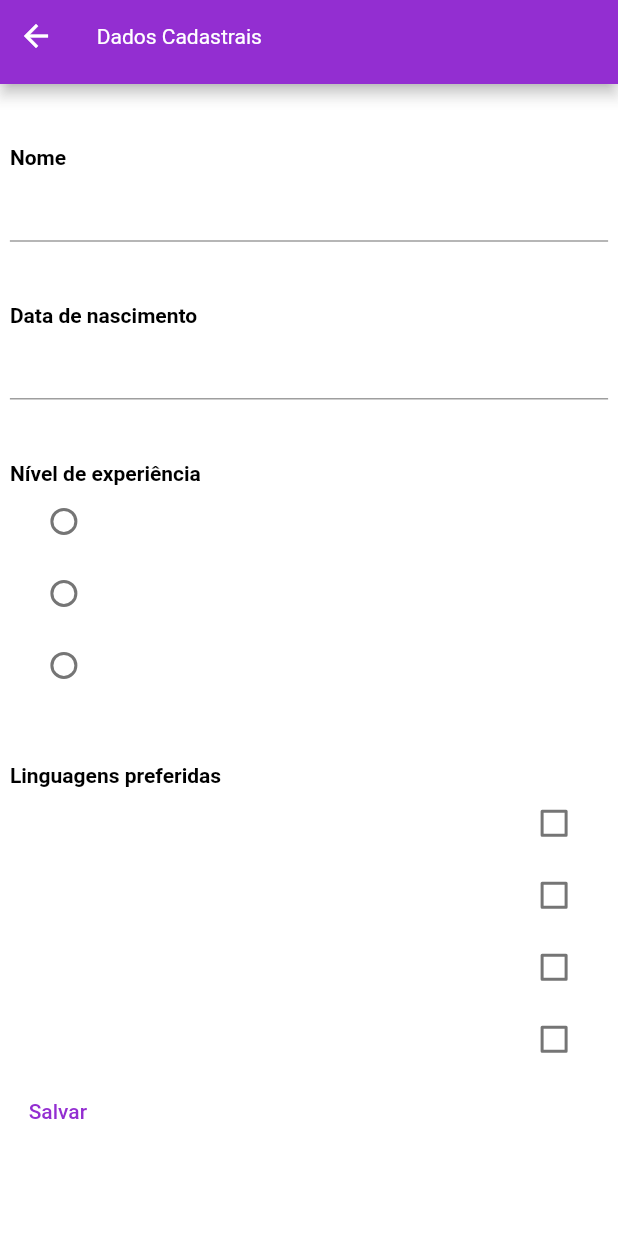
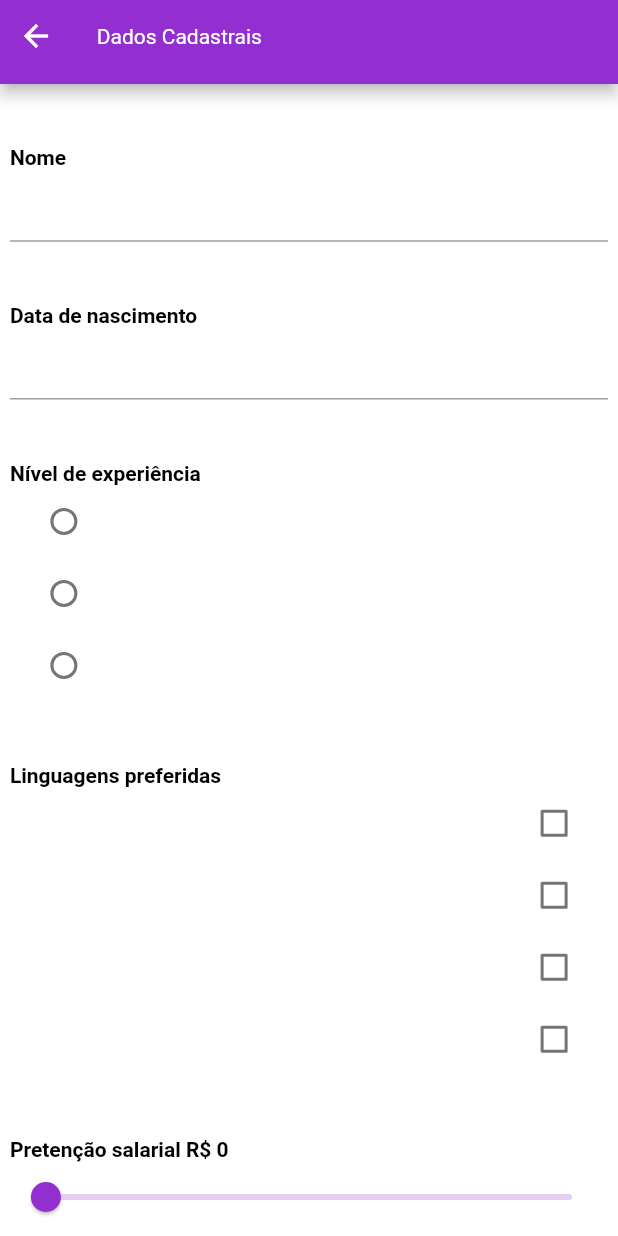
Before and after one commit to iru-Y/Login-page-Dio, a Flutter app: the DadosCadastrais screen opened directly, on a phone screen of 412 x 824 dp. Run offline on Flutter 3.47's test engine with Material 2 defaults, Android fonts, the light colour scheme and no system bars; our stand-ins replace flutter_svg.

Commit message:
adicionando formulários e salvando dados

```diff
--- a/lib/pages/dados_cadastrais.dart
+++ b/lib/pages/dados_cadastrais.dart
@@ -24,6 +24,22 @@ class _DadosCadastraisState extends State<DadosCadastrais> {
   var linguagensRepository = LinguagensRepository();
   var linguagens = [];
   var linguagemSelecionada = [];
+  double salarioEscolhido= 0;
+  int tempoExperiencia = 0;
+  bool salvar = false;
+
+  List<DropdownMenuItem<int>> returnItens(_) {
+    var itens = <DropdownMenuItem<int>>[];
+    for (var i = 0; i <= _; i++) {
+      itens.add(DropdownMenuItem(
+        value: i,
+        child: Text(i.toString()),
+      ));
+    }
+    return itens;
+  }
+
+
 
   @override
   void initState() {
@@ -51,7 +67,11 @@ class _DadosCadastraisState extends State<DadosCadastrais> {
           ),
         ),
       ),
-      body: SingleChildScrollView(
+      body: salvar ? Center(
+        child: CircularProgressIndicator(
+          color: Theme.of(context).colorScheme.primary,
+        ),
+      ) : SingleChildScrollView(
         child: Padding(
           padding: EdgeInsets.symmetric( horizontal: MediaQuery.of(context).size.width * 0.016),
           child: Column(
@@ -111,11 +131,55 @@ class _DadosCadastraisState extends State<DadosCadastrais> {
                       linguagemSelecionada.remove(_);
                     });
                       }
-
                   }),).toList()),
+               TextLabel(text: "Pretenção salarial R\$ ${salarioEscolhido.round()}"),
+              Slider(
+                  min: 0,
+                  max: 10000,
+                  value: salarioEscolhido,
+                  onChanged: (_){
+                    setState(() {
+                      salarioEscolhido = _;
+                    });
+                  }),
+              const TextLabel(text: "Tempo de experiência"),
+              DropdownButton(
+                  dropdownColor: Theme.of(context).colorScheme.primary,
+                  isDense: true,
+                  value: tempoExperiencia,
+                  items: returnItens(50),
+                  onChanged: (_){
+                    setState(() {
+                      tempoExperiencia = int.parse(_.toString());
+                    });
+                  }),
               TextButton(
                   onPressed: () {
-
+                    if(nomeController.text.length < 3){
+                      ScaffoldMessenger.of(context).showSnackBar(
+                        const SnackBar(content: Text("Preencha o campo nome corretamente"))
+                      );
+                      return;
+                    }
+                    if(dateNascimento == null){
+                      ScaffoldMessenger.of(context).showSnackBar(
+                          const SnackBar(content: Text("Preencha a data de nascimento"))
+                      );
+                      return;
+                    }
+                    if(dateNascimento == null){
+                      ScaffoldMessenger.of(context).showSnackBar(
+                          const SnackBar(content: Text("Preencha a data de nascimento"))
+                      );
+                    }
+                    setState(() {
+                      salvar = true;
+                    });
+                    Future.delayed(const Duration(seconds: 2)); (){
+                      setState(() {
+                        salvar = false;
+                      });
+                    }
                   },
                   child: const Text("Salvar")
               ),
```
Also changed, not shown: lib/pages/login_page.dart (+3 -4 lines).
